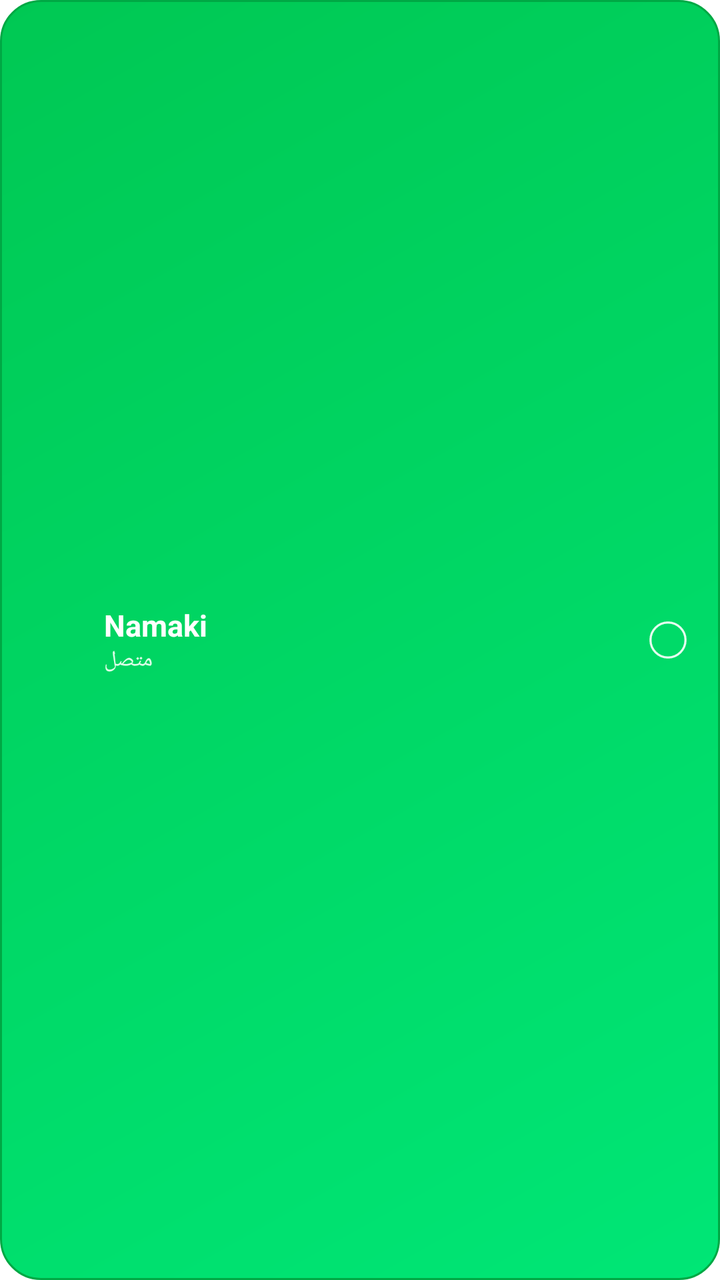
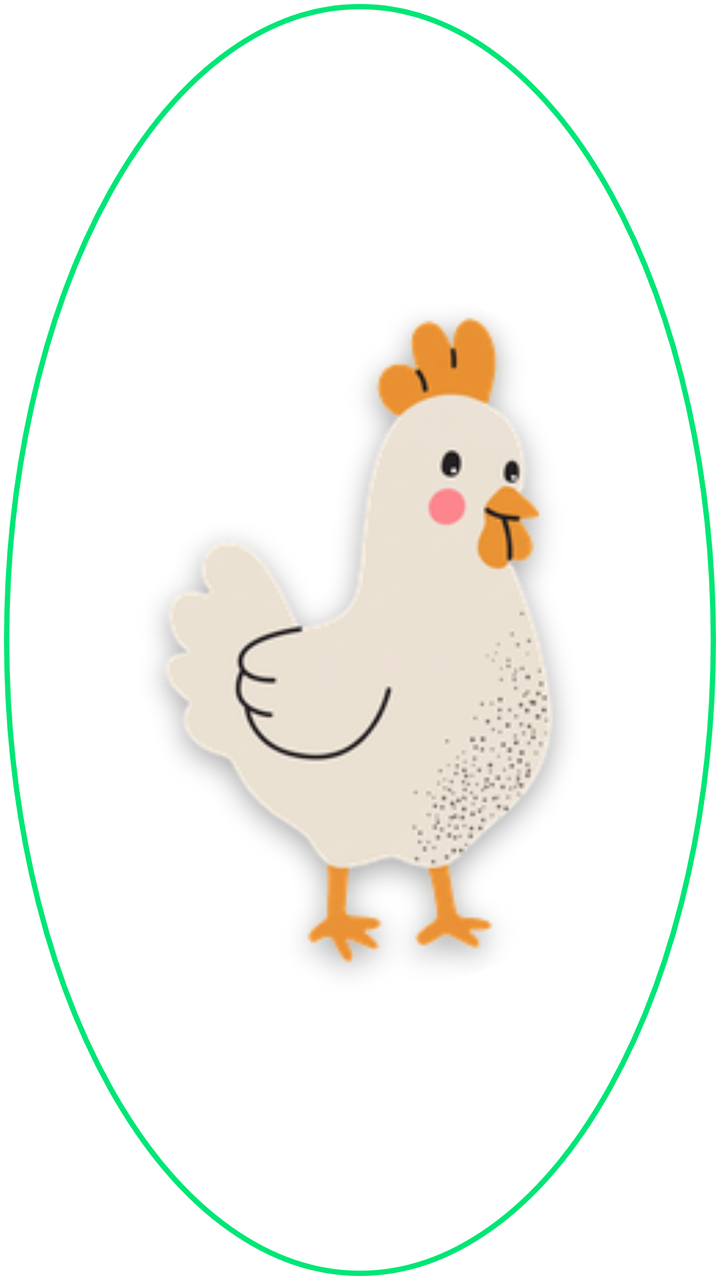

Compare the two renders of this Android layout. The source of the first and the diff that turns it into the second are given below.
<!-- AndroidManifest.xml: fallback theme Theme.MaterialComponents.DayNight.NoActionBar -->
<!-- res/layout/widget_connect_preview.xml -->
<?xml version="1.0" encoding="utf-8"?>
<LinearLayout xmlns:android="http://schemas.android.com/apk/res/android"
    android:id="@+id/widget_root"
    android:layout_width="match_parent"
    android:layout_height="match_parent"
    android:background="@drawable/widget_card_on"
    android:gravity="center_vertical"
    android:orientation="horizontal"
    android:paddingStart="10dp"
    android:paddingEnd="12dp"
    android:paddingTop="4dp"
    android:paddingBottom="4dp">

    
    <ImageView
        android:id="@+id/widget_icon"
        android:layout_width="32dp"
        android:layout_height="32dp"
        android:contentDescription="@null"
        android:scaleType="fitCenter"
        android:src="@mipmap/ic_launcher" />

    
    <LinearLayout
        android:layout_width="0dp"
        android:layout_height="wrap_content"
        android:layout_marginStart="10dp"
        android:layout_marginEnd="8dp"
        android:layout_weight="1"
        android:orientation="vertical">

        <TextView
            android:id="@+id/widget_title"
            android:layout_width="wrap_content"
            android:layout_height="wrap_content"
            android:maxLines="1"
            android:text="@string/app_name"
            android:textColor="@color/widget_on_title"
            android:textSize="15sp"
            android:textStyle="bold" />

        <TextView
            android:id="@+id/widget_status"
            android:layout_width="wrap_content"
            android:layout_height="wrap_content"
            android:maxLines="1"
            android:text="@string/widget_status_connected"
            android:textColor="@color/widget_on_status"
            android:textSize="11sp" />
    </LinearLayout>

    
    <ImageView
        android:id="@+id/widget_state_icon"
        android:layout_width="28dp"
        android:layout_height="28dp"
        android:contentDescription="@null"
        android:scaleType="fitCenter"
        android:src="@drawable/widget_state_on" />
</LinearLayout>
<!-- resources referenced by this layout -->
<resources>
  <color name="widget_on_status">#FFDCFCE7</color>
  <color name="widget_on_title">#FFFFFFFF</color>
  <!-- drawable widget_card_on (drawable) -->
  <?xml version="1.0" encoding="utf-8"?>
  <shape xmlns:android="http://schemas.android.com/apk/res/android"
      android:shape="rectangle">
      <gradient
          android:type="linear"
          android:angle="135"
          android:startColor="@color/widget_on_card_start"
          android:endColor="@color/widget_on_card_end" />
      <stroke
          android:width="1dp"
          android:color="@color/widget_on_card_stroke" />
      <corners android:radius="20dp" />
  </shape>
  <!-- drawable widget_state_on (drawable) -->
  <?xml version="1.0" encoding="utf-8"?>
  <animated-vector xmlns:android="http://schemas.android.com/apk/res/android"
      android:drawable="@drawable/widget_state_on_vector">
      <target
          android:name="check"
          android:animation="@animator/widget_check_draw" />
      <target
          android:name="ringGroup"
          android:animation="@animator/widget_ring_expand" />
      <target
          android:name="ring"
          android:animation="@animator/widget_ring_fade" />
  </animated-vector>
  <!-- mipmap ic_launcher (mipmap-anydpi-v26) -->
  <?xml version="1.0" encoding="utf-8"?>
  <adaptive-icon xmlns:android="http://schemas.android.com/apk/res/android">
      <background android:drawable="@mipmap/ic_launcher_background" />
      <foreground android:drawable="@mipmap/ic_launcher_foreground" />
  </adaptive-icon>
  <string name="app_name">Namaki</string>
  <string name="widget_status_connected">متصل</string>
  <color name="widget_on_card_start">#FF00E676</color>
  <color name="widget_on_card_end">#FF00C853</color>
  <color name="widget_on_card_stroke">#FF00A844</color>
  <!-- drawable widget_state_on_vector (drawable) -->
  <?xml version="1.0" encoding="utf-8"?>
  <vector xmlns:android="http://schemas.android.com/apk/res/android"
      android:width="48dp"
      android:height="48dp"
      android:viewportWidth="48"
      android:viewportHeight="48">
      
      <group
          android:name="ringGroup"
          android:pivotX="24"
          android:pivotY="24">
          <path
              android:name="ring"
              android:fillColor="@android:color/transparent"
              android:pathData="M24,4a20,20 0,1 1,0 40a20,20 0,1 1,0 -40z"
              android:strokeWidth="2.5"
              android:strokeColor="#FFFFFFFF"
              android:strokeAlpha="0.55" />
      </group>
      
      <group
          android:name="checkGroup"
          android:translateX="12"
          android:translateY="12">
          <path
              android:name="check"
              android:fillColor="#FFFFFFFF"
              android:pathData="M9,16.17L4.83,12l-1.41,1.41L9,19 21,7l-1.41,-1.41z"
              android:trimPathEnd="1" />
      </group>
  </vector>
</resources>

<!-- the commit's change to res/layout/widget_connect_preview.xml (unified diff, before → after) -->
@@ -1,60 +1,25 @@
 <?xml version="1.0" encoding="utf-8"?>
-<LinearLayout xmlns:android="http://schemas.android.com/apk/res/android"
+<FrameLayout xmlns:android="http://schemas.android.com/apk/res/android"
     android:id="@+id/widget_root"
     android:layout_width="match_parent"
-    android:layout_height="match_parent"
-    android:background="@drawable/widget_card_on"
-    android:gravity="center_vertical"
-    android:orientation="horizontal"
-    android:paddingStart="10dp"
-    android:paddingEnd="12dp"
-    android:paddingTop="4dp"
-    android:paddingBottom="4dp">
+    android:layout_height="match_parent">
 
     
     <ImageView
-        android:id="@+id/widget_icon"
-        android:layout_width="32dp"
-        android:layout_height="32dp"
+        android:id="@+id/widget_ring"
+        android:layout_width="match_parent"
+        android:layout_height="match_parent"
         android:contentDescription="@null"
         android:scaleType="fitCenter"
-        android:src="@mipmap/ic_launcher" />
-
-    
-    <LinearLayout
-        android:layout_width="0dp"
-        android:layout_height="wrap_content"
-        android:layout_marginStart="10dp"
-        android:layout_marginEnd="8dp"
-        android:layout_weight="1"
-        android:orientation="vertical">
-
-        <TextView
-            android:id="@+id/widget_title"
-            android:layout_width="wrap_content"
-            android:layout_height="wrap_content"
-            android:maxLines="1"
-            android:text="@string/app_name"
-            android:textColor="@color/widget_on_title"
-            android:textSize="15sp"
-            android:textStyle="bold" />
-
-        <TextView
-            android:id="@+id/widget_status"
-            android:layout_width="wrap_content"
-            android:layout_height="wrap_content"
-            android:maxLines="1"
-            android:text="@string/widget_status_connected"
-            android:textColor="@color/widget_on_status"
-            android:textSize="11sp" />
-    </LinearLayout>
+        android:src="@drawable/widget_ring_on" />
 
     
     <ImageView
-        android:id="@+id/widget_state_icon"
-        android:layout_width="28dp"
-        android:layout_height="28dp"
+        android:id="@+id/widget_hen"
+        android:layout_width="match_parent"
+        android:layout_height="match_parent"
+        android:layout_margin="4dp"
         android:contentDescription="@null"
         android:scaleType="fitCenter"
-        android:src="@drawable/widget_state_on" />
-</LinearLayout>
+        android:src="@drawable/widget_hen" />
+</FrameLayout>
<!-- resource entries referenced after the edit -->
@@ -1,77 +1,16 @@
 <!-- resources referenced by this layout -->
 <resources>
-  <color name="widget_on_status">#FFDCFCE7</color>
-  <color name="widget_on_title">#FFFFFFFF</color>
-  <!-- drawable widget_card_on (drawable) -->
+  <!-- drawable widget_hen: png bitmap (drawable-nodpi, 34480 bytes) -->
+  <!-- drawable widget_ring_on (drawable) -->
   <?xml version="1.0" encoding="utf-8"?>
-  <shape xmlns:android="http://schemas.android.com/apk/res/android"
-      android:shape="rectangle">
-      <gradient
-          android:type="linear"
-          android:angle="135"
-          android:startColor="@color/widget_on_card_start"
-          android:endColor="@color/widget_on_card_end" />
-      <stroke
-          android:width="1dp"
-          android:color="@color/widget_on_card_stroke" />
-      <corners android:radius="20dp" />
-  </shape>
-  <!-- drawable widget_state_on (drawable) -->
-  <?xml version="1.0" encoding="utf-8"?>
-  <animated-vector xmlns:android="http://schemas.android.com/apk/res/android"
-      android:drawable="@drawable/widget_state_on_vector">
-      <target
-          android:name="check"
-          android:animation="@animator/widget_check_draw" />
-      <target
-          android:name="ringGroup"
-          android:animation="@animator/widget_ring_expand" />
-      <target
-          android:name="ring"
-          android:animation="@animator/widget_ring_fade" />
-  </animated-vector>
-  <!-- mipmap ic_launcher (mipmap-anydpi-v26) -->
-  <?xml version="1.0" encoding="utf-8"?>
-  <adaptive-icon xmlns:android="http://schemas.android.com/apk/res/android">
-      <background android:drawable="@mipmap/ic_launcher_background" />
-      <foreground android:drawable="@mipmap/ic_launcher_foreground" />
-  </adaptive-icon>
-  <string name="app_name">Namaki</string>
-  <string name="widget_status_connected">متصل</string>
-  <color name="widget_on_card_start">#FF00E676</color>
-  <color name="widget_on_card_end">#FF00C853</color>
-  <color name="widget_on_card_stroke">#FF00A844</color>
-  <!-- drawable widget_state_on_vector (drawable) -->
-  <?xml version="1.0" encoding="utf-8"?>
-  <vector xmlns:android="http://schemas.android.com/apk/res/android"
-      android:width="48dp"
-      android:height="48dp"
-      android:viewportWidth="48"
-      android:viewportHeight="48">
-      
-      <group
-          android:name="ringGroup"
-          android:pivotX="24"
-          android:pivotY="24">
-          <path
-              android:name="ring"
-              android:fillColor="@android:color/transparent"
-              android:pathData="M24,4a20,20 0,1 1,0 40a20,20 0,1 1,0 -40z"
-              android:strokeWidth="2.5"
-              android:strokeColor="#FFFFFFFF"
-              android:strokeAlpha="0.55" />
-      </group>
-      
-      <group
-          android:name="checkGroup"
-          android:translateX="12"
-          android:translateY="12">
-          <path
-              android:name="check"
-              android:fillColor="#FFFFFFFF"
-              android:pathData="M9,16.17L4.83,12l-1.41,1.41L9,19 21,7l-1.41,-1.41z"
-              android:trimPathEnd="1" />
-      </group>
-  </vector>
+  <inset xmlns:android="http://schemas.android.com/apk/res/android"
+      android:inset="2dp">
+      <shape android:shape="oval">
+          <solid android:color="#FFFFFFFF" />
+          <stroke
+              android:width="2.5dp"
+              android:color="#00E676" />
+      </shape>
+  </inset>
 </resources>
 
